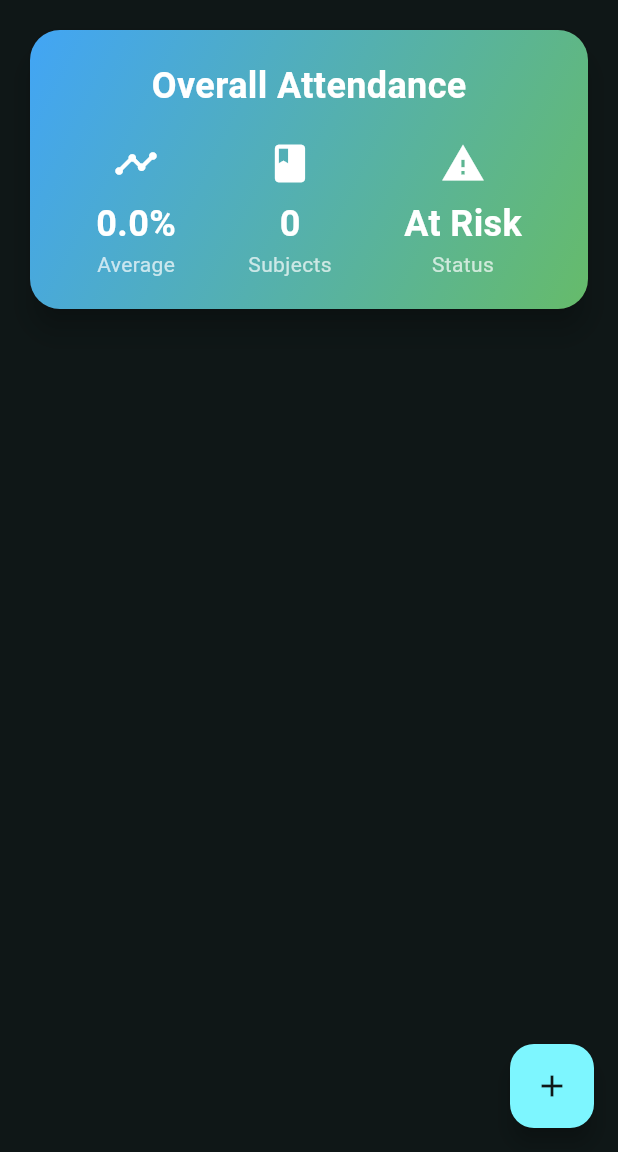
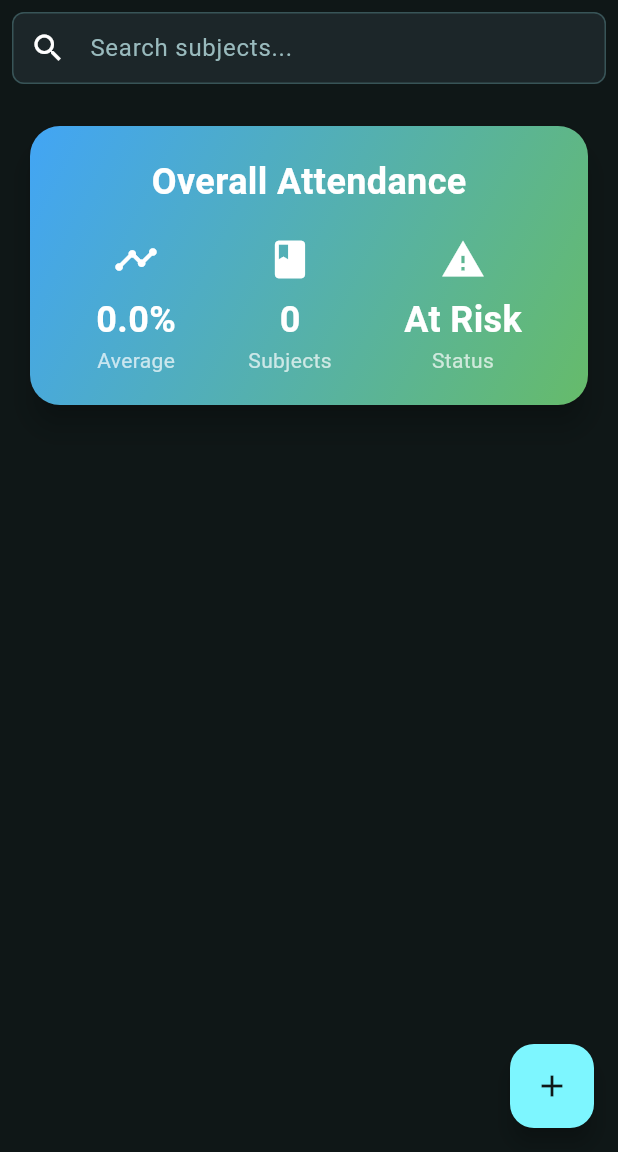
Before and after one commit to saquibjawedbit/trackify, a Flutter app: the screen it shows once a user with an empty profile is signed in, on a phone screen of 412 x 824 dp, the part 84-1236 px from its top. Run offline on Flutter 3.47's test engine with Material 3 defaults, Android fonts, the light colour scheme and no system bars; our stand-ins replace cloud_firestore, firebase_auth, firebase_core, get, pie_chart, shared_preferences and 1 more; accounts and stored records are empty.

Commit message:
Enhance log and attendance management: add search functionality in AttendanceListController and improve log ID generation

```diff
--- a/lib/controllers/attendance_list_controller.dart
+++ b/lib/controllers/attendance_list_controller.dart
@@ -5,6 +5,7 @@ import '../services/cache_service.dart';
 
 class AttendanceListController extends GetxController {
   final attendanceList = <AttendanceModel>[].obs;
+  final searchQuery = ''.obs;
 
   @override
   void onInit() {
@@ -84,4 +85,17 @@ class AttendanceListController extends GetxController {
 
     attendanceList.refresh();
   }
+
+  List<AttendanceModel> get filteredAttendanceList {
+    if (searchQuery.isEmpty) return attendanceList;
+    return attendanceList
+        .where((subject) => subject.subject
+            .toLowerCase()
+            .contains(searchQuery.value.toLowerCase()))
+        .toList();
+  }
+
+  void updateSearchQuery(String query) {
+    searchQuery.value = query;
+  }
 }
--- a/lib/controllers/log_controller.dart
+++ b/lib/controllers/log_controller.dart
@@ -110,6 +110,7 @@ class LogController extends GetxController {
 
   Future<double> getAttendancePercentage(String subjectId) async {
     final stats = await getAttendanceStats(subjectId);
+    // ignore: avoid_types_as_parameter_names
     final total = stats.values.fold(0, (sum, count) => sum + count);
     if (total == 0) return 0;
 
--- a/lib/models/log_model.dart
+++ b/lib/models/log_model.dart
@@ -16,9 +16,9 @@ class LogModel {
     required this.type,
     this.reason,
     DateTime? date,
-  })  : this.id = id ??
+  })  : id = id ??
             'log_${DateTime.now().millisecondsSinceEpoch}_${DateTime.now().microsecond}', // Generate if not provided
-        this.date = date ?? DateTime.now();
+        date = date ?? DateTime.now();
 
   Map<String, dynamic> toMap() {
     return {
--- a/lib/screens/home/home_screen.dart
+++ b/lib/screens/home/home_screen.dart
@@ -59,7 +59,24 @@ class HomeScreen extends StatelessWidget {
                 )),
         ],
       ),
-      body: CustomScrollView(
+      body: Column(
+        children: [
+          Padding(
+            padding: const EdgeInsets.all(8.0),
+            child: TextField(
+              onChanged: attendanceListController.updateSearchQuery,
+              decoration: InputDecoration(
+                hintText: 'Search subjects...',
+                prefixIcon: const Icon(Icons.search),
+                border: OutlineInputBorder(
+                  borderRadius: BorderRadius.circular(12),
+                ),
+                contentPadding: const EdgeInsets.symmetric(horizontal: 16),
+              ),
+            ),
+          ),
+          Expanded(
+            child: CustomScrollView(
               slivers: [
                 SliverToBoxAdapter(
                   child: Obx(() {
@@ -98,7 +115,8 @@ class HomeScreen extends StatelessWidget {
                               ),
                               const SizedBox(height: 20),
                               Row(
-                          mainAxisAlignment: MainAxisAlignment.spaceAround,
+                                mainAxisAlignment:
+                                    MainAxisAlignment.spaceAround,
                                 children: [
                                   _buildStatistic(
                                     'Average',
@@ -107,13 +125,16 @@ class HomeScreen extends StatelessWidget {
                                   ),
                                   _buildStatistic(
                                     'Subjects',
-                              attendanceListController.attendanceList.length
+                                    attendanceListController
+                                        .attendanceList.length
                                         .toString(),
                                     Icons.book,
                                   ),
                                   _buildStatistic(
                                     'Status',
-                              overallAttendance >= 75 ? 'Good' : 'At Risk',
+                                    overallAttendance >= 75
+                                        ? 'Good'
+                                        : 'At Risk',
                                     overallAttendance >= 75
                                         ? Icons.thumb_up
                                         : Icons.warning,
@@ -132,8 +153,8 @@ class HomeScreen extends StatelessWidget {
                   sliver: Obx(() => SliverList(
                         delegate: SliverChildBuilderDelegate(
                           (context, index) {
-                      final subject =
-                          attendanceListController.attendanceList[index];
+                            final subject = attendanceListController
+                                .filteredAttendanceList[index];
                             return Padding(
                               padding: const EdgeInsets.only(bottom: 8.0),
                               child: Obx(() => InkWell(
@@ -145,7 +166,8 @@ class HomeScreen extends StatelessWidget {
                                     },
                                     onTap: () {
                                       if (isSelectionMode.value) {
-                                  if (selectedSubjects.contains(subject.uid)) {
+                                        if (selectedSubjects
+                                            .contains(subject.uid)) {
                                           selectedSubjects.remove(subject.uid);
                                           if (selectedSubjects.isEmpty) {
                                             isSelectionMode.value = false;
@@ -154,9 +176,11 @@ class HomeScreen extends StatelessWidget {
                                           selectedSubjects.add(subject.uid!);
                                         }
                                       } else {
-                                  Get.to(() => AttendanceDetailScreen(
+                                        Get.to(
+                                          () => AttendanceDetailScreen(
                                             attendanceModel: subject,
-                                      ));
+                                          ),
+                                        );
                                       }
                                     },
                                     child: Stack(
@@ -175,7 +199,8 @@ class HomeScreen extends StatelessWidget {
                                                 ),
                                               ),
                                               child: Padding(
-                                          padding: const EdgeInsets.all(2.0),
+                                                padding:
+                                                    const EdgeInsets.all(2.0),
                                                 child: Icon(
                                                   selectedSubjects
                                                           .contains(subject.uid)
@@ -191,9 +216,13 @@ class HomeScreen extends StatelessWidget {
                                   )),
                             );
                           },
-                    childCount: attendanceListController.attendanceList.length,
+                          childCount: attendanceListController
+                              .filteredAttendanceList.length,
                         ),
                       )),
+                ),
+              ],
+            ),
           ),
         ],
       ),
```
Lines whose indentation alone changed are shown as unchanged.
